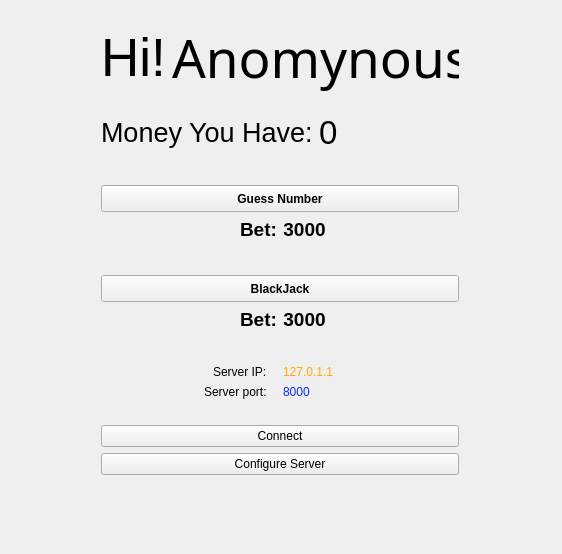
Before: the Qt Designer form client/mainwindow.ui in lsxk-jwj/Simple-Qt5-game-system, drawn with Qt 5.
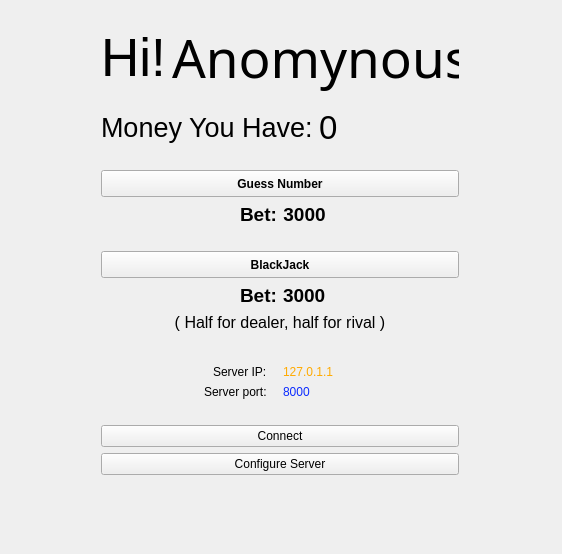
After: the same form once the commit is applied.

The edit to the form file:
```diff
--- a/client/mainwindow.ui
+++ b/client/mainwindow.ui
@@ -254,7 +254,7 @@
          </property>
         </widget>
        </item>
-       <item alignment="Qt::AlignLeft">
+       <item>
         <widget class="QLabel" name="BlackJackBet">
          <property name="font">
           <font>
@@ -267,12 +267,27 @@
           <string>3000</string>
          </property>
          <property name="alignment">
-          <set>Qt::AlignCenter</set>
+          <set>Qt::AlignLeading|Qt::AlignLeft|Qt::AlignVCenter</set>
          </property>
         </widget>
        </item>
       </layout>
      </item>
+     <item>
+      <widget class="QLabel" name="label_4">
+       <property name="font">
+        <font>
+         <pointsize>12</pointsize>
+        </font>
+       </property>
+       <property name="text">
+        <string>( Half for dealer, half for rival )</string>
+       </property>
+       <property name="alignment">
+        <set>Qt::AlignCenter</set>
+       </property>
+      </widget>
+     </item>
      <item>
       <spacer name="verticalSpacer">
        <property name="orientation">
@@ -286,6 +301,19 @@
        </property>
       </spacer>
      </item>
+     <item>
+      <spacer name="verticalSpacer_8">
+       <property name="orientation">
+        <enum>Qt::Vertical</enum>
+       </property>
+       <property name="sizeHint" stdset="0">
+        <size>
+         <width>20</width>
+         <height>40</height>
+        </size>
+       </property>
+      </spacer>
+     </item>
      <item>
       <spacer name="verticalSpacer_2">
        <property name="orientation">
```
